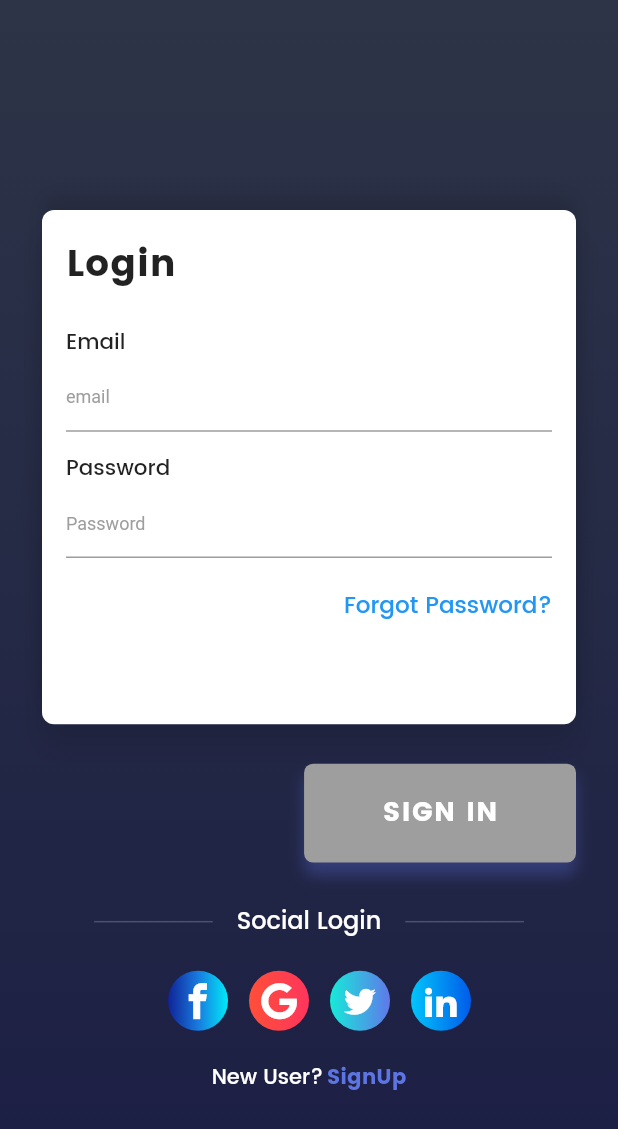
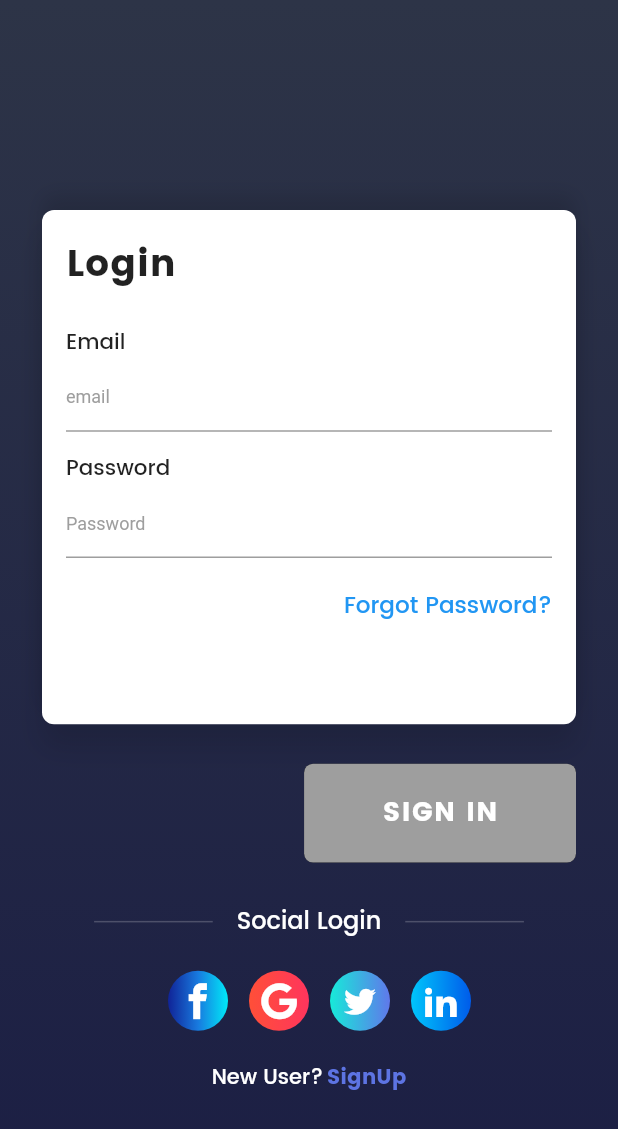
Before and after one commit to TunNandaAung/flutter-checklist, a Flutter app: the screen it shows after launch, on a phone screen of 412 x 824 dp. Shown: the top 1129 px of the screen. Run offline on Flutter 3.47's test engine with Material 2 defaults, Android fonts, the light colour scheme and no system bars; our stand-ins replace bloc, bubble_bottom_bar, circular_check_box, cloud_firestore, equatable, firebase_auth and 5 more; accounts and stored records are empty.

Commit message:
Fix Singin Button Box Shadow

```diff
--- a/lib/login/ui/signin_button.dart
+++ b/lib/login/ui/signin_button.dart
@@ -42,10 +42,12 @@ class SigninButton extends StatelessWidget {
                         ),
                   borderRadius: BorderRadius.circular(6.0),
                   boxShadow: [
-                    BoxShadow(
-                        color: Color(0xFF6078ea).withOpacity(.3),
-                        offset: Offset(0.0, 8.0),
-                        blurRadius: 8.0)
+                    _enable
+                        ? BoxShadow(
+                            color: Color(0xFF6078ea).withOpacity(.3),
+                            offset: Offset(0.0, 8.0),
+                            blurRadius: 8.0)
+                        : BoxShadow()
                   ]),
               child: Material(
                 color: Colors.transparent,
```
